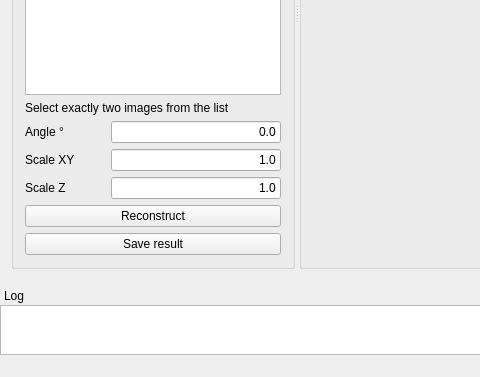
Old version of the form cybervision/cybervision-app/UI/mainwindow.ui in the repository zlogic/cybervision; both pictures show x 0 to 480 and y 273 to 650 of the 1239 by 650 pixel window.
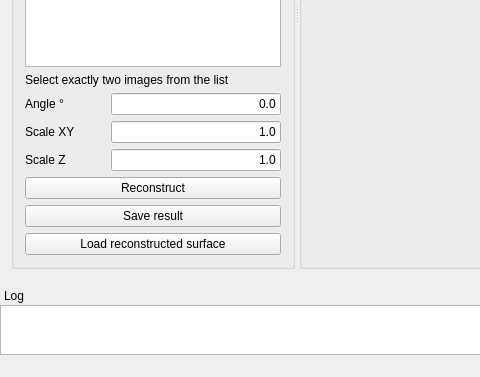
New version of the form. Icons and pictures are not drawn. Custom widgets are drawn as their Qt base class.

Commit message: - Added feature for saving&loading a previously reconstructed surface

The edit to the form file:
```diff
--- a/cybervision/cybervision-app/UI/mainwindow.ui
+++ b/cybervision/cybervision-app/UI/mainwindow.ui
@@ -64,7 +64,7 @@
           </property>
          </widget>
         </item>
-        <item row="8" column="0" colspan="2">
+        <item row="10" column="0" colspan="2">
          <widget class="QPushButton" name="startProcessButton">
           <property name="locale">
            <locale language="English" country="UnitedStates"/>
@@ -74,7 +74,7 @@
           </property>
          </widget>
         </item>
-        <item row="9" column="0" colspan="2">
+        <item row="12" column="0" colspan="2">
          <widget class="QPushButton" name="saveButton">
           <property name="locale">
            <locale language="English" country="UnitedStates"/>
@@ -161,6 +161,13 @@
           </property>
          </widget>
         </item>
+        <item row="13" column="0" colspan="2">
+         <widget class="QPushButton" name="loadSurfaceButton">
+          <property name="text">
+           <string>Load reconstructed surface</string>
+          </property>
+         </widget>
+        </item>
        </layout>
       </widget>
       <widget class="QGroupBox" name="viewportGroupBox">
```
The commit also changes 6 other files.
